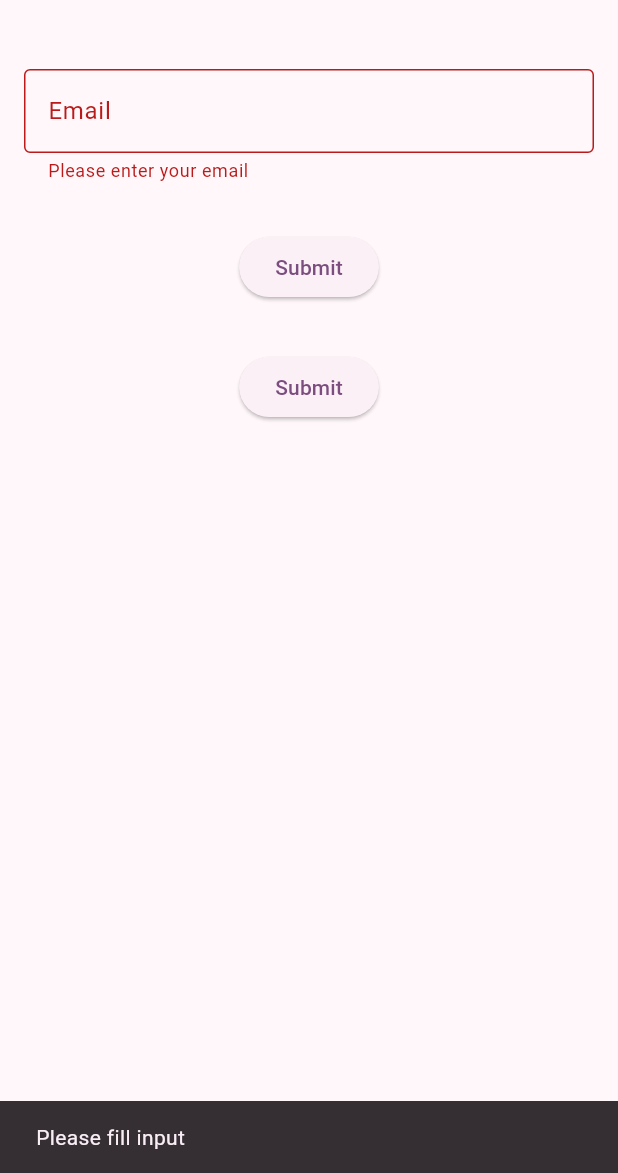
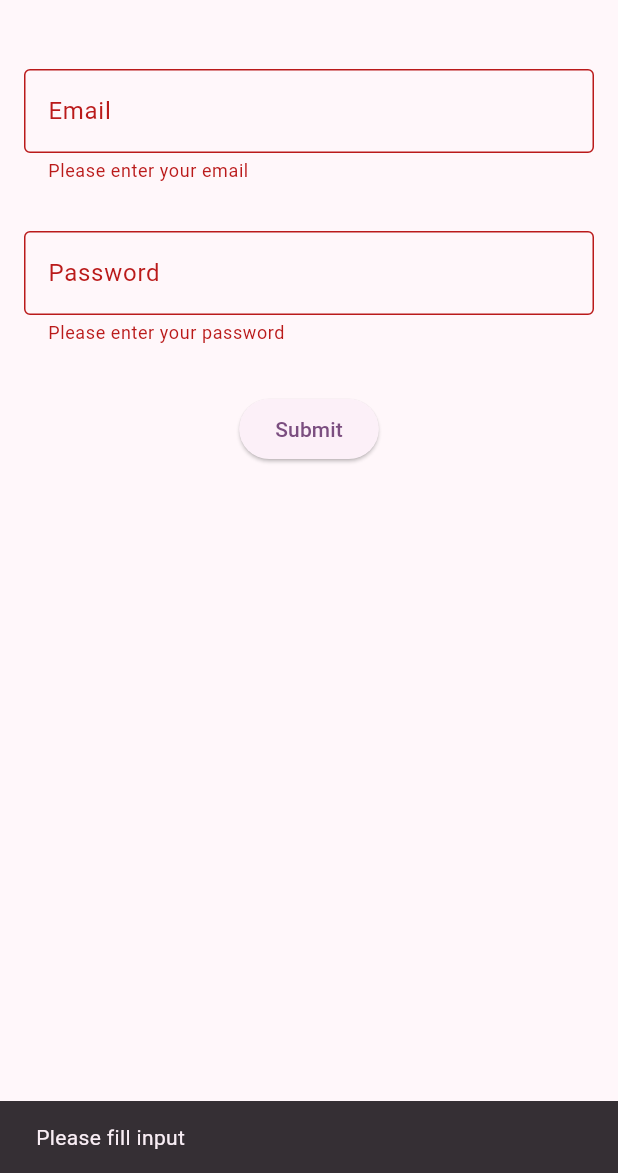
Before and after one commit to Abril12Sanchez/loginappFlutter, a Flutter app: the screen it shows after launch, after a tap on "Submit", on a phone screen of 412 x 824 dp, the part 63-1236 px from its top. Run offline on Flutter 3.47's test engine with Material 3 defaults, Android fonts, the phone set to English and light mode, and no system bars.

Commit message:
actuali de boton

```diff
--- a/lib/main.dart
+++ b/lib/main.dart
@@ -28,7 +28,8 @@ class MyApp extends StatelessWidget {
         //
         // This works for code too, not just values: Most code changes can be
         // tested with just a hot reload.
-        colorScheme: ColorScheme.fromSeed(seedColor: Color.fromARGB(255, 221, 124, 233)),
+        colorScheme:
+            ColorScheme.fromSeed(seedColor: Color.fromARGB(255, 233, 137, 246)),
         useMaterial3: true,
       ),
       home: const Login(title: 'Login App'),
@@ -53,7 +54,6 @@ class Login extends StatefulWidget {
   @override
   State<Login> createState() => _LoginState();
 }
-
 
 class _LoginState extends State<Login> {
   final _formKey = GlobalKey<FormState>();
@@ -90,13 +90,31 @@ class _LoginState extends State<Login> {
               ),
               Padding(
                 padding:
+                    const EdgeInsets.symmetric(horizontal: 8, vertical: 16),
+                child: TextFormField(
+                  controller: passwordController,
+                  obscureText: true,
+                  decoration: const InputDecoration(
+                      border: OutlineInputBorder(), labelText: "Password"),
+                  validator: (value) {
+                    if (value == null || value.isEmpty) {
+                      return 'Please enter your password';
+                    }
+                    return null;
+                  },
+                ),
+              ),
+              Padding(
+                padding:
                     const EdgeInsets.symmetric(horizontal: 8, vertical: 16.0),
                 child: Center(
                   child: ElevatedButton(
                     onPressed: () {
                       if (_formKey.currentState!.validate()) {
-              if (emailController.text == "arun@gogosoon.com" &&
-                            passwordController.text == "qazxswedcvfr") {
+                        // Navigate the user to the Home page
+                        if (emailController.text ==
+                                "doloresabrilsanchez@gmail.com" &&
+                            passwordController.text == "12345") {
                           Navigator.push(
                             context,
                             MaterialPageRoute(
@@ -120,44 +138,9 @@ class _LoginState extends State<Login> {
                   ),
                 ),
               ),
-              Padding(
-                padding:
-                    const EdgeInsets.symmetric(horizontal: 8, vertical: 16.0),
-                child: Center(
-                  child: ElevatedButton(
-                    onPressed: () {
-                      if (_formKey.currentState!.validate()) {
-                        // Navigate the user to the Home page
-              if (emailController.text == "doloresabrilsanchez@gmail.com" && passwordController.text == "12345") {
-                  Navigator.push(
-                    context,
-                    MaterialPageRoute(
-                      builder: (context) => HomePage(
-                        email: emailController.text,
-                    )),
-                  );
-                } else {
-                  ScaffoldMessenger.of(context).showSnackBar(
-                    const SnackBar(
-                      content: Text('Invalid Credentials')),
-                    );
-                }
-
-                      } else {
-                        ScaffoldMessenger.of(context).showSnackBar(
-                          const SnackBar(content: Text('Please fill input')),
-                        );
-                      }
-                    },
-                    child: const Text('Submit'),
-                  ),
-                ),
-              ),
             ],
           ),
         ),
-
-
       ),
     );
   }
@@ -188,8 +171,5 @@ class HomePage extends StatelessWidget {
             ),
           ],
         ));
-
   }
-
-
 }
```
Lines whose indentation alone changed are shown as unchanged.
